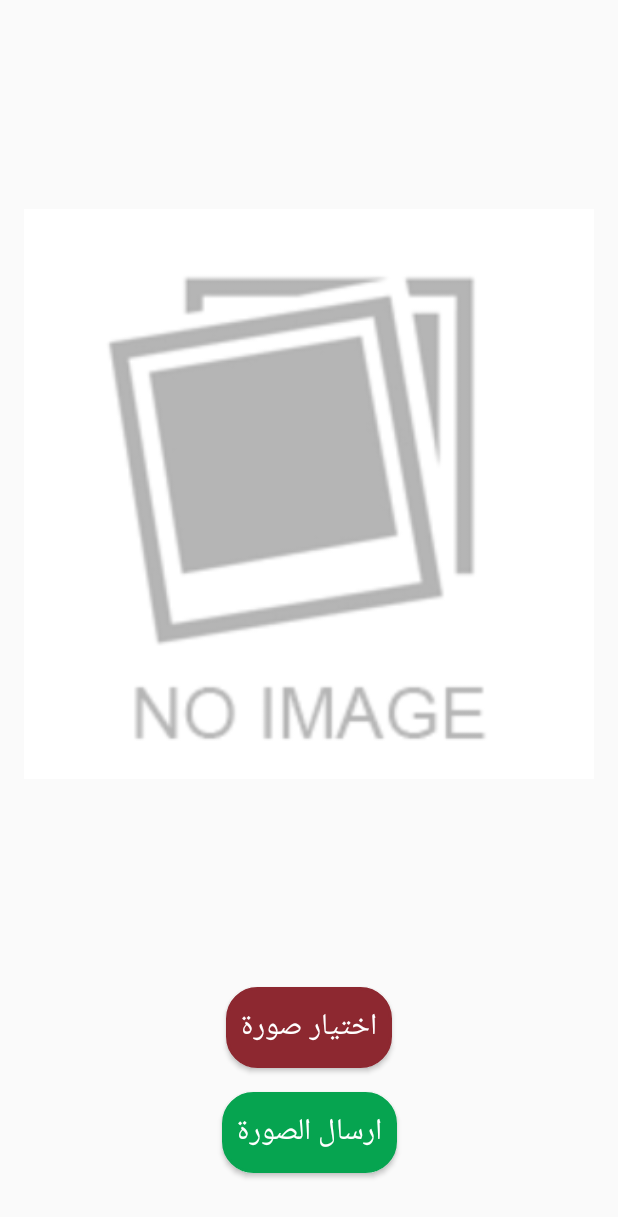
After one commit to ahmed-bassiouny/naqalati, an Android app: the UploadFileActivity screen opened directly, with no data from a screen before it, on a phone screen of 412 x 824 dp. The commit adds this screen. Shown: the top 1217 px of the screen. Run offline under Robolectric (Android 15) with nearby library versions, the phone set to English and light mode, and no system bars; our stand-ins replace Firebase (no records; nobody signed in at launch, a user with empty details on screens opened directly); libraries missing offline, so code that uses them is left out: com.mvc.imagepicker.

Commit message:
add file to admin

```diff
--- a/app/src/main/java/com/bassiouny/naqalati/activities/OptionActivity.java
+++ b/app/src/main/java/com/bassiouny/naqalati/activities/OptionActivity.java
@@ -33,6 +33,12 @@ public class OptionActivity extends AppCompatActivity implements View.OnClickLis
         findViewById(R.id.btn_request_now).setOnClickListener(this);
         findViewById(R.id.btn_special_request).setOnClickListener(this);
         checkIfTokenUpdated();
+        findViewById(R.id.iv_menu).setOnClickListener(new View.OnClickListener() {
+            @Override
+            public void onClick(View v) {
+                startActivity(new Intent(OptionActivity.this,MenuActivity.class));
+            }
+        });
     }
 
     @Override
--- /dev/null
+++ b/app/src/main/java/com/bassiouny/naqalati/activities/UploadFileActivity.java
@@ -0,0 +1,117 @@
+package com.bassiouny.naqalati.activities;
+
+import android.content.Intent;
+import android.graphics.Bitmap;
+import android.net.Uri;
+import android.support.annotation.NonNull;
+import android.support.v7.app.AppCompatActivity;
+import android.os.Bundle;
+import android.view.View;
+import android.widget.Button;
+import android.widget.ImageView;
+import android.widget.ProgressBar;
+import android.widget.TextView;
+import android.widget.Toast;
+
+import com.bassiouny.naqalati.R;
+import com.bassiouny.naqalati.helper.Utils;
+import com.bassiouny.naqalati.model.File;
+import com.bassiouny.naqalati.model.FirebaseRoot;
+import com.google.android.gms.tasks.OnCompleteListener;
+import com.google.android.gms.tasks.OnFailureListener;
+import com.google.android.gms.tasks.OnSuccessListener;
+import com.google.android.gms.tasks.Task;
+import com.google.firebase.auth.FirebaseAuth;
+import com.google.firebase.database.DatabaseReference;
+import com.google.firebase.database.FirebaseDatabase;
+import com.google.firebase.storage.FirebaseStorage;
+import com.google.firebase.storage.StorageReference;
+import com.google.firebase.storage.UploadTask;
+import com.mvc.imagepicker.ImagePicker;
+
+public class UploadFileActivity extends AppCompatActivity {
+
+    private ImageView ivImage;
+    private Uri photoUri;
+    private Button btnSelect,btnUpload;
+    private TextView status;
+    private ProgressBar progress;
+    @Override
+    protected void onCreate(Bundle savedInstanceState) {
+        super.onCreate(savedInstanceState);
+        setContentView(R.layout.activity_upload_file);
+        ivImage = findViewById(R.id.iv_image);
+        btnSelect = findViewById(R.id.btn_select);
+        btnUpload = findViewById(R.id.btn_upload);
+        status = findViewById(R.id.btn_status);
+        progress = findViewById(R.id.progress);
+        btnSelect.setOnClickListener(new View.OnClickListener() {
+            @Override
+            public void onClick(View v) {
+                ImagePicker.pickImage(UploadFileActivity.this, getString(R.string.choose_image));
+            }
+        });
+        btnUpload.setOnClickListener(new View.OnClickListener() {
+            @Override
+            public void onClick(View v) {
+                if(photoUri == null){
+                    Toast.makeText(UploadFileActivity.this, "برجاء اختيار صورة", Toast.LENGTH_SHORT).show();
+                }else {
+                    btnSelect.setVisibility(View.INVISIBLE);
+                    btnUpload.setVisibility(View.INVISIBLE);
+                    status.setVisibility(View.VISIBLE);
+                    progress.setVisibility(View.VISIBLE);
+                    uploadImage();
+                }
+            }
+        });
+    }
+    @Override
+    protected void onActivityResult(int requestCode, int resultCode, Intent data) {
+        Bitmap photoBitmap = ImagePicker.getImageFromResult(this, requestCode, resultCode, data);
+        if(photoBitmap!=null&&data!=null) {
+            ivImage.setImageBitmap(photoBitmap);
+            photoUri=data.getData();
+        }
+    }
+    private void uploadImage() {
+        final File file = new File();
+        final String userId = FirebaseAuth.getInstance().getCurrentUser().getUid();
+        file.setUserUploadedId(userId);
+        file.setUserType(FirebaseRoot.DB_USER);
+        final DatabaseReference dbUrl = FirebaseDatabase.getInstance().getReference(FirebaseRoot.DB_FILES);
+        StorageReference storageRef = FirebaseStorage.getInstance().getReference(userId);
+        storageRef.putFile(photoUri)
+                .addOnSuccessListener(new OnSuccessListener<UploadTask.TaskSnapshot>() {
+                    @Override
+                    public void onSuccess(UploadTask.TaskSnapshot taskSnapshot) {
+                        Uri downloadUrl = taskSnapshot.getDownloadUrl();
+                        file.setPath(downloadUrl.toString());
+                        String key = dbUrl.push().getKey();
+                        dbUrl.child(key).setValue(file).addOnCompleteListener(new OnCompleteListener<Void>() {
+                            @Override
+                            public void onComplete(@NonNull Task<Void> task) {
+                                if(task.isSuccessful()){
+                                    Toast.makeText(UploadFileActivity.this, "تم تحميل الصورة بنجاح", Toast.LENGTH_LONG).show();
+                                    finish();
+                                }else {
+                                    Utils.showErrorDialog(UploadFileActivity.this, "ﻻ يمكن تحميل الصورة ");
+                                }
+                            }
+                        });
+
+                    }
+                })
+                .addOnFailureListener(new OnFailureListener() {
+                    @Override
+                    public void onFailure(@NonNull Exception exception) {
+                        Utils.showErrorDialog(UploadFileActivity.this, "ﻻ يمكن تحميل الصورة ");
+                        btnSelect.setVisibility(View.VISIBLE);
+                        btnUpload.setVisibility(View.VISIBLE);
+                        status.setVisibility(View.INVISIBLE);
+                        progress.setVisibility(View.INVISIBLE);
+                    }
+                });
+    }
+
+}
--- a/app/src/main/java/com/bassiouny/naqalati/model/FirebaseRoot.java
+++ b/app/src/main/java/com/bassiouny/naqalati/model/FirebaseRoot.java
@@ -18,4 +18,5 @@ public class FirebaseRoot {
     public static final String DB_LNG="lng";
     public static final String DB_PRICE = "price";
     public static final String DB_TOKEN = "token";
+    public static final String DB_FILES = "FILES";
 }
--- /dev/null
+++ b/app/src/main/res/layout/activity_upload_file.xml
@@ -0,0 +1,77 @@
+<?xml version="1.0" encoding="utf-8"?>
+<android.support.constraint.ConstraintLayout xmlns:android="http://schemas.android.com/apk/res/android"
+    xmlns:app="http://schemas.android.com/apk/res-auto"
+    xmlns:tools="http://schemas.android.com/tools"
+    android:layout_width="match_parent"
+    android:layout_height="match_parent"
+    tools:context="com.bassiouny.naqalati.activities.UploadFileActivity">
+
+    <Button
+        android:id="@+id/btn_upload"
+        android:layout_width="wrap_content"
+        android:layout_height="wrap_content"
+        android:layout_marginEnd="8dp"
+        android:layout_marginStart="8dp"
+        android:background="@drawable/border_button_green"
+        android:padding="10dp"
+        android:text="ارسال الصورة"
+        android:textColor="@color/white"
+        android:textSize="20sp"
+        app:layout_constraintBottom_toTopOf="@+id/btn_status"
+        app:layout_constraintEnd_toEndOf="parent"
+        app:layout_constraintStart_toStartOf="parent" />
+
+    <Button
+        android:id="@+id/btn_select"
+        android:layout_width="wrap_content"
+        android:layout_height="wrap_content"
+        android:layout_marginBottom="16dp"
+        android:layout_marginEnd="8dp"
+        android:padding="10dp"
+        android:layout_marginStart="8dp"
+        android:textSize="20sp"
+        android:text="اختيار صورة"
+        android:textColor="@color/white"
+        android:background="@drawable/border_button"
+        app:layout_constraintBottom_toTopOf="@+id/btn_upload"
+        app:layout_constraintEnd_toEndOf="parent"
+        app:layout_constraintStart_toStartOf="parent" />
+
+    <ImageView
+        android:id="@+id/iv_image"
+        android:layout_width="0dp"
+        android:layout_height="0dp"
+        android:layout_marginBottom="16dp"
+        android:layout_marginEnd="16dp"
+        android:layout_marginStart="16dp"
+        android:layout_marginTop="16dp"
+        app:layout_constraintBottom_toTopOf="@+id/btn_select"
+        app:layout_constraintEnd_toEndOf="parent"
+        app:layout_constraintStart_toStartOf="parent"
+        app:layout_constraintTop_toTopOf="parent"
+        app:srcCompat="@drawable/noimage" />
+
+    <TextView
+        android:id="@+id/btn_status"
+        android:layout_width="wrap_content"
+        android:layout_height="wrap_content"
+        android:layout_marginBottom="8dp"
+        android:layout_marginEnd="8dp"
+        android:text="يتم تحميل الصورة الان برجاء الانتظار"
+        android:textSize="20sp"
+        android:visibility="invisible"
+        app:layout_constraintBottom_toBottomOf="parent"
+        app:layout_constraintEnd_toStartOf="@+id/progress" />
+
+    <ProgressBar
+        android:id="@+id/progress"
+        style="?android:attr/progressBarStyle"
+        android:layout_width="wrap_content"
+        android:layout_height="wrap_content"
+        android:layout_marginBottom="8dp"
+        android:visibility="invisible"
+        android:layout_marginEnd="8dp"
+        app:layout_constraintBottom_toBottomOf="parent"
+        app:layout_constraintEnd_toEndOf="parent"
+        app:layout_constraintTop_toBottomOf="@+id/btn_upload" />
+</android.support.constraint.ConstraintLayout>
```
Also changed, not shown: app/src/main/AndroidManifest.xml (+11 -1 lines), app/src/main/java/com/bassiouny/naqalati/activities/MenuActivity.java (added, +35 -0 lines), app/src/main/java/com/bassiouny/naqalati/firebase/MyFirebaseMessagingService.java (added, +15 -0 lines), app/src/main/java/com/bassiouny/naqalati/model/File.java (added, +36 -0 lines), app/src/main/res/layout/activity_menu.xml (added, +24 -0 lines), app/src/main/res/layout/activity_option.xml (+10 -3 lines), app/src/main/res/drawable-hdpi/ic_menu.png (added), app/src/main/res/drawable-mdpi/ic_menu.png (added), app/src/main/res/drawable-xhdpi/ic_menu.png (added), app/src/main/res/drawable-xxhdpi/ic_menu.png (added), app/src/main/res/drawable/noimage.png (added).
